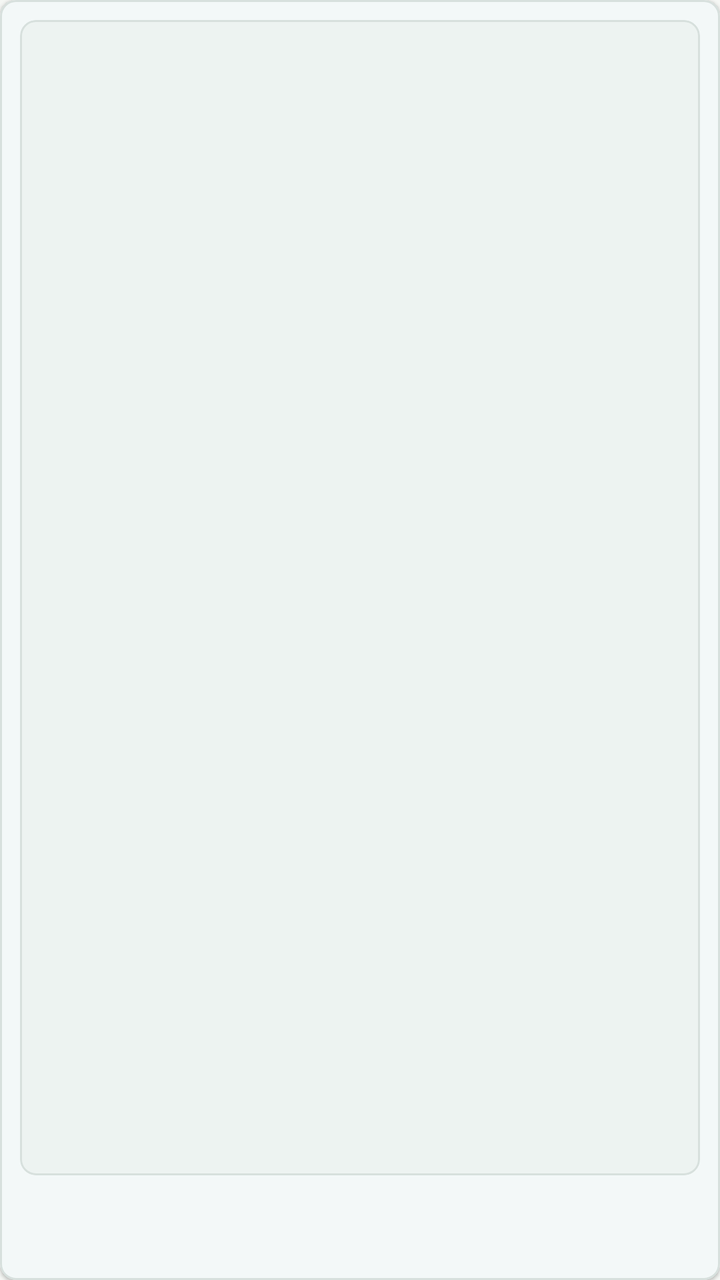
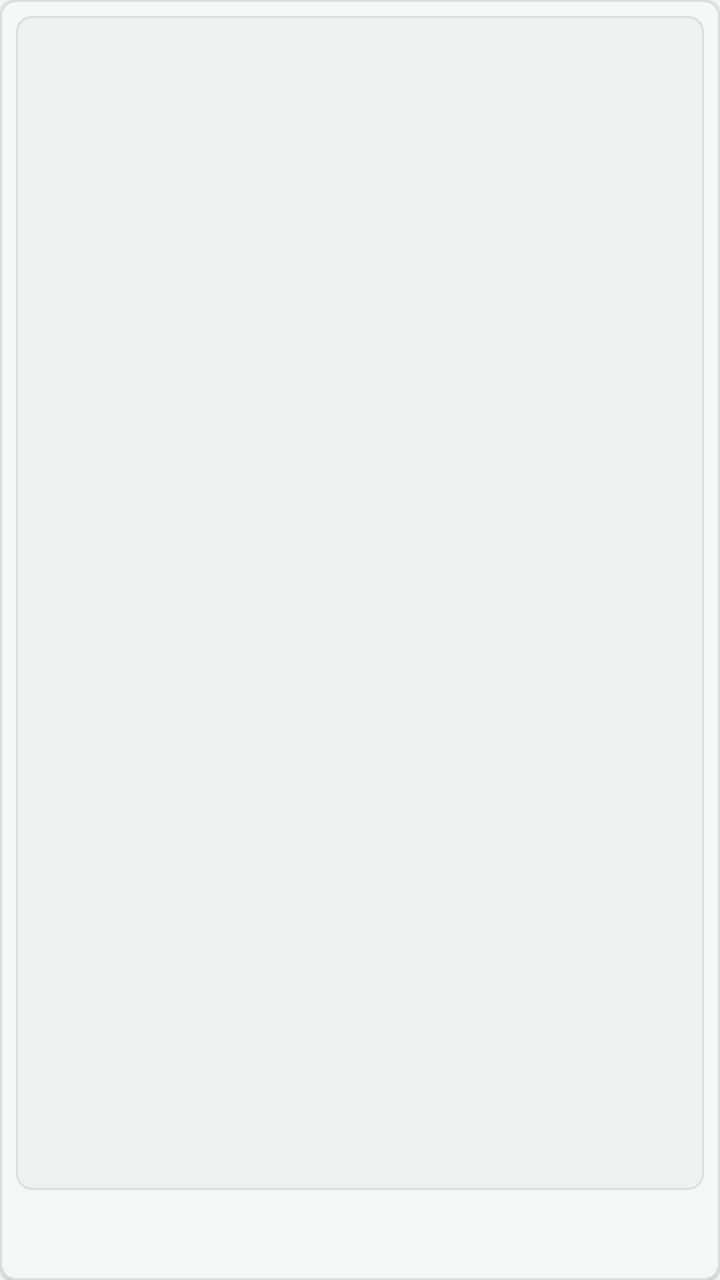

The first picture is an Android layout as it rendered before a commit; the second is the same layout after the commit. The layout source and the unified diff follow.
<!-- AndroidManifest.xml: application theme Theme.SmartFitApp -->
<!-- res/layout/item_tryon_clothing.xml -->
<?xml version="1.0" encoding="utf-8"?>
<com.google.android.material.card.MaterialCardView
    xmlns:android="http://schemas.android.com/apk/res/android"
    xmlns:app="http://schemas.android.com/apk/res-auto"
    android:layout_width="160dp"
    android:layout_height="196dp"
    android:layout_marginEnd="10dp"
    app:cardCornerRadius="@dimen/card_radius"
    app:cardElevation="1dp"
    app:strokeColor="@color/outline_variant"
    app:strokeWidth="1dp"
    app:cardBackgroundColor="@color/surface">

    <LinearLayout
        android:layout_width="match_parent"
        android:layout_height="match_parent"
        android:orientation="vertical"
        android:padding="10dp">

        <com.google.android.material.card.MaterialCardView
            android:layout_width="match_parent"
            android:layout_height="0dp"
            android:layout_weight="1"
            app:cardCornerRadius="8dp"
            app:cardElevation="0dp"
            app:cardBackgroundColor="@color/image_placeholder">

            <ImageView
                android:id="@+id/itemImage"
                android:layout_width="match_parent"
                android:layout_height="match_parent"
                android:background="@drawable/bg_image_surface"
                android:contentDescription="Clothing item"
                android:adjustViewBounds="true"
                android:padding="4dp"
                android:scaleType="fitCenter" />

        </com.google.android.material.card.MaterialCardView>

        <LinearLayout
            android:layout_width="match_parent"
            android:layout_height="wrap_content"
            android:layout_marginTop="8dp"
            android:orientation="vertical">

            <TextView
                android:id="@+id/itemName"
                android:layout_width="match_parent"
                android:layout_height="wrap_content"
                android:ellipsize="end"
                android:maxLines="2"
                android:textColor="@color/on_surface"
                android:textSize="13sp"
                android:textStyle="bold" />

            <TextView
                android:id="@+id/itemMeta"
                android:layout_width="match_parent"
                android:layout_height="wrap_content"
                android:layout_marginTop="2dp"
                android:ellipsize="end"
                android:maxLines="2"
                android:textColor="@color/on_surface_variant"
                android:textSize="11sp" />

        </LinearLayout>
    </LinearLayout>
</com.google.android.material.card.MaterialCardView>
<!-- resources referenced by this layout -->
<resources>
  <color name="image_placeholder">#EDF3F1</color>
  <color name="on_surface">#162326</color>
  <color name="on_surface_variant">#61706F</color>
  <color name="outline_variant">#D7E0DD</color>
  <color name="surface">#FFFFFF</color>
  <dimen name="card_radius">8dp</dimen>
  <!-- drawable bg_image_surface (drawable) -->
  <?xml version="1.0" encoding="utf-8"?>
  <shape xmlns:android="http://schemas.android.com/apk/res/android">
      <solid android:color="@color/image_placeholder" />
      <corners android:radius="@dimen/small_radius" />
  </shape>
  <style name="Theme.SmartFitApp" parent="Base.Theme.SmartFitApp" />
  <dimen name="small_radius">8dp</dimen>
  <style name="Base.Theme.SmartFitApp" parent="Theme.Material3.DayNight.NoActionBar">
          <item name="colorPrimary">@color/primary</item>
          <item name="colorOnPrimary">@color/on_primary</item>
          <item name="colorPrimaryContainer">@color/primary_container</item>
          <item name="colorOnPrimaryContainer">@color/on_primary_container</item>
          <item name="colorSecondary">@color/secondary</item>
          <item name="colorOnSecondary">@color/on_secondary</item>
          <item name="colorSecondaryContainer">@color/secondary_container</item>
          <item name="colorOnSecondaryContainer">@color/on_secondary_container</item>
          <item name="android:colorBackground">@color/background</item>
          <item name="colorSurface">@color/surface</item>
          <item name="colorOnSurface">@color/on_surface</item>
          <item name="colorSurfaceVariant">@color/surface_variant</item>
          <item name="colorOnSurfaceVariant">@color/on_surface_variant</item>
          <item name="colorError">@color/error</item>
          <item name="colorOnError">@color/on_error</item>
          <item name="colorErrorContainer">@color/error_container</item>
          <item name="colorOnErrorContainer">@color/on_error_container</item>
          <item name="colorOutline">@color/outline</item>
          <item name="colorOutlineVariant">@color/outline_variant</item>
      </style>
  <color name="primary">#1B7F79</color>
  <color name="on_primary">#FFFFFF</color>
  <color name="primary_container">#D7F2EE</color>
  <color name="on_primary_container">#052927</color>
  <color name="secondary">#B85C38</color>
  <color name="on_secondary">#FFFFFF</color>
  <color name="secondary_container">#FFE2D5</color>
  <color name="on_secondary_container">#3D1608</color>
  <color name="background">#F5F7F4</color>
  <color name="surface_variant">#E8F0ED</color>
  <color name="error">#B3261E</color>
  <color name="on_error">#FFFFFF</color>
  <color name="error_container">#F9DEDC</color>
  <color name="on_error_container">#410E0B</color>
  <color name="outline">#8EA09D</color>
</resources>

<!-- the commit's change to res/layout/item_tryon_clothing.xml (unified diff, before → after) -->
@@ -2,8 +2,8 @@
 <com.google.android.material.card.MaterialCardView
     xmlns:android="http://schemas.android.com/apk/res/android"
     xmlns:app="http://schemas.android.com/apk/res-auto"
-    android:layout_width="160dp"
-    android:layout_height="196dp"
+    android:layout_width="152dp"
+    android:layout_height="184dp"
     android:layout_marginEnd="10dp"
     app:cardCornerRadius="@dimen/card_radius"
     app:cardElevation="1dp"
@@ -15,7 +15,7 @@
         android:layout_width="match_parent"
         android:layout_height="match_parent"
         android:orientation="vertical"
-        android:padding="10dp">
+        android:padding="8dp">
 
         <com.google.android.material.card.MaterialCardView
             android:layout_width="match_parent"
@@ -32,7 +32,7 @@
                 android:background="@drawable/bg_image_surface"
                 android:contentDescription="Clothing item"
                 android:adjustViewBounds="true"
-                android:padding="4dp"
+                android:padding="2dp"
                 android:scaleType="fitCenter" />
 
         </com.google.android.material.card.MaterialCardView>
@@ -40,7 +40,7 @@
         <LinearLayout
             android:layout_width="match_parent"
             android:layout_height="wrap_content"
-            android:layout_marginTop="8dp"
+            android:layout_marginTop="6dp"
             android:orientation="vertical">
 
             <TextView
@@ -50,18 +50,18 @@
                 android:ellipsize="end"
                 android:maxLines="2"
                 android:textColor="@color/on_surface"
-                android:textSize="13sp"
+                android:textSize="12sp"
                 android:textStyle="bold" />
 
             <TextView
                 android:id="@+id/itemMeta"
                 android:layout_width="match_parent"
                 android:layout_height="wrap_content"
-                android:layout_marginTop="2dp"
+                android:layout_marginTop="1dp"
                 android:ellipsize="end"
                 android:maxLines="2"
                 android:textColor="@color/on_surface_variant"
-                android:textSize="11sp" />
+                android:textSize="10sp" />
 
         </LinearLayout>
     </LinearLayout>
